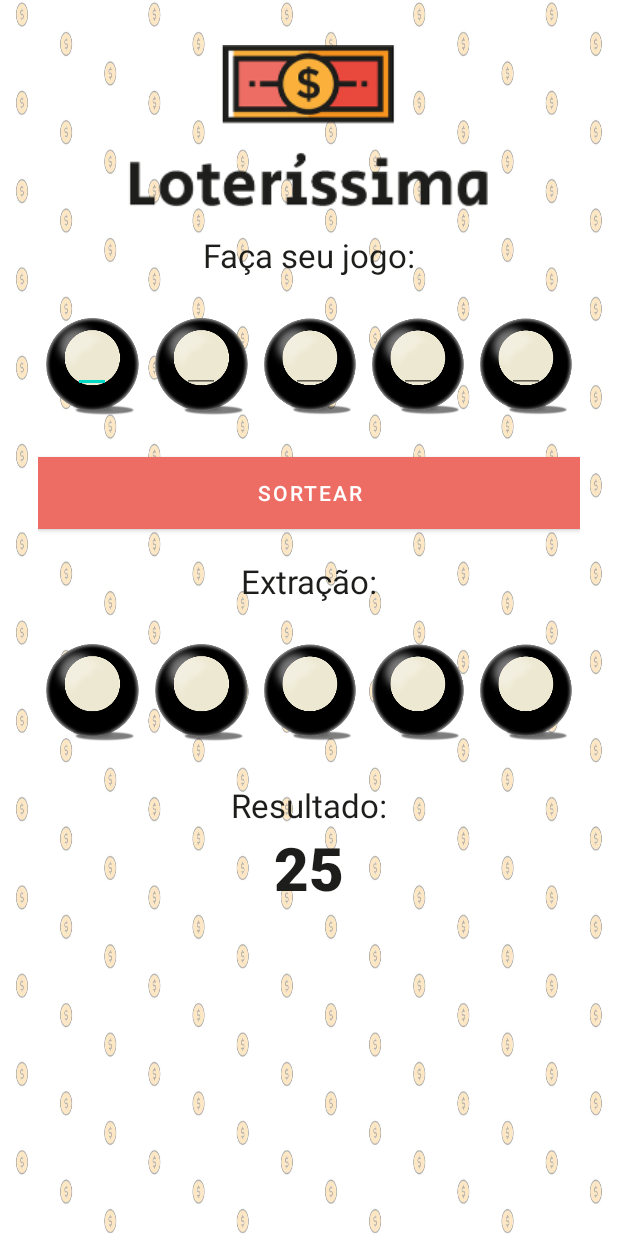
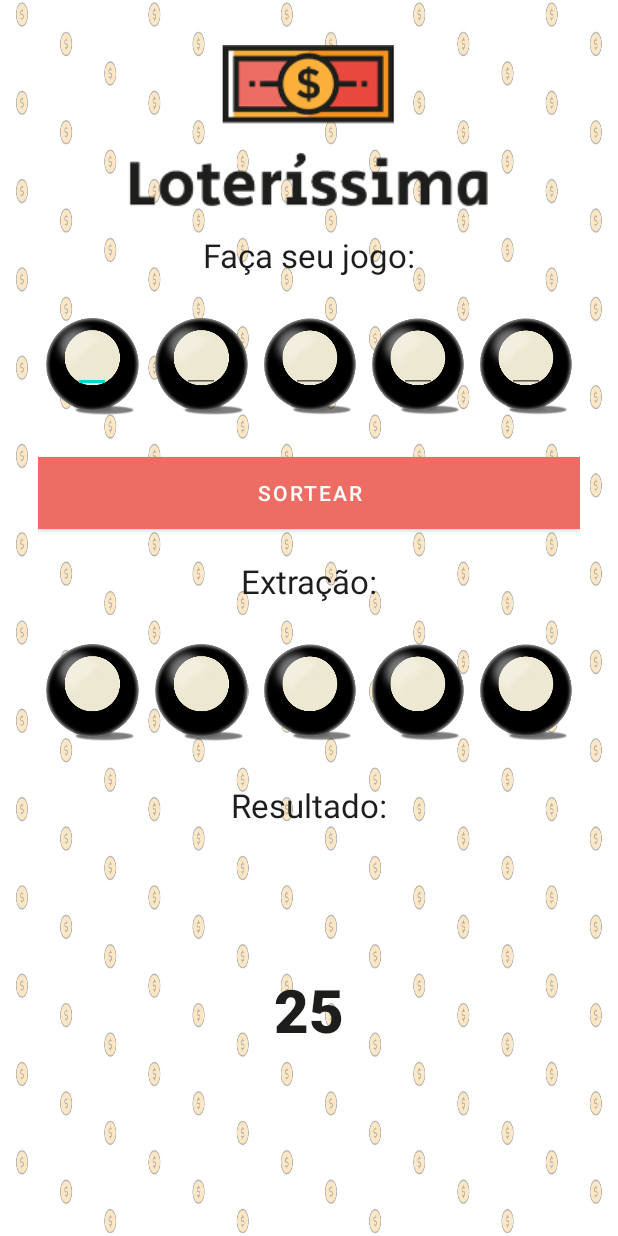
Before and after one commit to darayve/loterissima, an Android app: the screen it shows after launch (MainActivity), after a tap on "SORTEAR", on a phone screen of 412 x 824 dp. Run offline under Robolectric (Android 15) with nearby library versions, the phone set to English and light mode, and no system bars.

Commit message:
:tada: botão reset e toggle visibilidade dos resultados

```diff
--- a/app/src/main/java/com/example/lottoapp/MainActivity.java
+++ b/app/src/main/java/com/example/lottoapp/MainActivity.java
@@ -1,6 +1,7 @@
 package com.example.lottoapp;
 
 import androidx.appcompat.app.AppCompatActivity;
+import androidx.core.content.ContextCompat;
 
 import android.content.Context;
 import android.os.Bundle;
@@ -8,6 +9,7 @@ import android.text.TextUtils;
 import android.view.View;
 import android.widget.Button;
 import android.widget.EditText;
+import android.widget.LinearLayout;
 import android.widget.TextView;
 import android.widget.Toast;
 
@@ -15,7 +17,7 @@ import java.util.Random;
 
 public class MainActivity extends AppCompatActivity {
     // Views
-    private TextView resultBall1, resultBall2, resultBall3, resultBall4, resultBall5, resultPoints;
+    private TextView resultBall1, resultBall2, resultBall3, resultBall4, resultBall5, resultPoints, extractionLabel, pointsLabel;
     private EditText editBall_1, editBall_2, editBall_3, editBall_4, editBall_5;
     private Button playButton;
 
@@ -31,6 +33,7 @@ public class MainActivity extends AppCompatActivity {
     Context context;
 
     // Others
+    LinearLayout resultBallsView;
 
     @Override
     protected void onCreate(Bundle savedInstanceState) {
@@ -40,24 +43,97 @@ public class MainActivity extends AppCompatActivity {
         context = getApplicationContext();
 
         playButton.setOnClickListener(v -> {
-            getTextFromUserBalls();
-            checkAll();
-            getTextFromUserBalls();
-            getTextFromGeneratedBalls();
-            resultPoints.setText(String.valueOf(getResultPoints()));
+            if (playButton.getText().toString().contentEquals("Sortear")) playTheGame();
+            else reset();
         });
+    }
+
+    private void playTheGame() {
+        getTextFromUserBalls();
+        checkAll();
+        getTextFromUserBalls();
+        getTextFromGeneratedBalls();
+        resultPoints.setText(String.valueOf(getResultPoints()));
+        toggleResultsVisibility();
+    }
+
+    private void toggleResultsVisibility() {
+        if (extractionLabel.isShown()) setLowerSectionInvisible();
+        else setLowerSectionVisible();
+    }
+
+    private void setLowerSectionVisible() {
+        extractionLabel.setVisibility(View.VISIBLE);
+        resultBallsView.setVisibility(View.VISIBLE);
+        pointsLabel.setVisibility(View.VISIBLE);
+        resultPoints.setVisibility(View.VISIBLE);
+    }
+
+    private void setLowerSectionInvisible() {
+        extractionLabel.setVisibility(View.INVISIBLE);
+        resultBallsView.setVisibility(View.INVISIBLE);
+        pointsLabel.setVisibility(View.INVISIBLE);
+        resultPoints.setVisibility(View.INVISIBLE);
+    }
+
+    private void reset() {
+        setTextColorToBlack();
+        resetUserInputs();
+        resetGeneratedNumbers();
+        toggleResultsVisibility();
+        playButton.setText(R.string.play_button);
+    }
+
+    private void resetUserInputs() {
+        resultBall1.setText("");
+        resultBall2.setText("");
+        resultBall3.setText("");
+        resultBall4.setText("");
+        resultBall5.setText("");
+        resultPoints.setText("0");
+    }
+
+    private void resetGeneratedNumbers() {
+        editBall_1.setText(null);
+        editBall_2.setText(null);
+        editBall_3.setText(null);
+        editBall_4.setText(null);
+        editBall_5.setText(null);
+    }
+
+    private void setTextColorToBlack() {
+        resultBall1.setTextColor(ContextCompat.getColor(context, R.color.black));
+        resultBall2.setTextColor(ContextCompat.getColor(context, R.color.black));
+        resultBall3.setTextColor(ContextCompat.getColor(context, R.color.black));
+        resultBall4.setTextColor(ContextCompat.getColor(context, R.color.black));
+        resultBall5.setTextColor(ContextCompat.getColor(context, R.color.black));
     }
 
     private int getResultPoints() {
         int points = 0;
 
         for (String allBallValue : allBallValues) {
-            for (String randomNumber : randomNumbers) {
-                if (allBallValue.equals(randomNumber)) points++;
+            for (int j = 0; j < randomNumbers.length; j++) {
+                if (allBallValue.equals(randomNumbers[j])) {
+                    points++;
+                    changeNumbersColor(j + 1);
+                }
             }
         }
 
         return points;
+    }
+
+    private void changeNumbersColor(int arrayPosition) {
+        if (arrayPosition == 1) setTextColorToOrange(resultBall1);
+        if (arrayPosition == 2) setTextColorToOrange(resultBall2);
+        if (arrayPosition == 3) setTextColorToOrange(resultBall3);
+        if (arrayPosition == 4) setTextColorToOrange(resultBall4);
+        if (arrayPosition == 5) setTextColorToOrange(resultBall5);
+    }
+
+    private void setTextColorToOrange(TextView txt) {
+        txt.setTextColor(ContextCompat.getColor(context, R.color.dark_orange));
     }
 
     private void checkAll() {
@@ -65,6 +141,7 @@ public class MainActivity extends AppCompatActivity {
 
         if (isNumbersOk) {
             generateNumbers();
+            playButton.setText(R.string.reset_button);
         } else {
             fillCorrectlyToast = Toast.makeText(context, "Preencha corretamente", duration);
             fillCorrectlyToast.show();
@@ -163,6 +240,10 @@ public class MainActivity extends AppCompatActivity {
         resultBall4 = findViewById(R.id.result4);
         resultBall5 = findViewById(R.id.result5);
 
+        extractionLabel = findViewById(R.id.extraction);
+        resultBallsView = findViewById(R.id.result_balls);
+        pointsLabel = findViewById(R.id.points_label);
+
         resultPoints = findViewById(R.id.points);
     }
 }
--- a/app/src/main/res/layout/activity_main.xml
+++ b/app/src/main/res/layout/activity_main.xml
@@ -197,13 +197,15 @@
         android:id="@+id/extraction"
         android:layout_width="match_parent"
         android:layout_height="wrap_content"
+        android:layout_marginVertical="20dp"
         android:text="@string/extraction"
         android:textAlignment="center"
         android:textColor="@color/black"
         android:textSize="22sp"
-        android:layout_marginVertical="20dp"
-        app:layout_constraintTop_toBottomOf="@+id/play_button"
-        tools:layout_editor_absoluteX="-25dp" />
+        android:visibility="invisible"
+        app:layout_constraintEnd_toEndOf="parent"
+        app:layout_constraintStart_toStartOf="parent"
+        app:layout_constraintTop_toBottomOf="@+id/play_button" />
 
     <!-- Result balls -->
     <LinearLayout
@@ -212,7 +214,9 @@
         android:layout_height="120dp"
         android:baselineAligned="false"
         android:orientation="horizontal"
-        tools:layout_editor_absoluteX="25dp"
+        android:visibility="invisible"
+        app:layout_constraintEnd_toEndOf="parent"
+        app:layout_constraintStart_toStartOf="parent"
         app:layout_constraintTop_toBottomOf="@+id/extraction">
 
         <RelativeLayout
@@ -236,8 +240,8 @@
                 android:layout_centerHorizontal="true"
                 android:layout_centerVertical="true"
                 android:text=""
+                android:textAlignment="center"
                 android:textColor="@color/black"
-                android:textAlignment="center"
                 android:textSize="14sp" />
         </RelativeLayout>
 
@@ -262,8 +266,8 @@
                 android:layout_centerHorizontal="true"
                 android:layout_centerVertical="true"
                 android:text=""
+                android:textAlignment="center"
                 android:textColor="@color/black"
-                android:textAlignment="center"
                 android:textSize="14sp" />
         </RelativeLayout>
 
@@ -288,8 +292,8 @@
                 android:layout_centerHorizontal="true"
                 android:layout_centerVertical="true"
                 android:text=""
+                android:textAlignment="center"
                 android:textColor="@color/black"
-                android:textAlignment="center"
                 android:textSize="14sp" />
         </RelativeLayout>
 
@@ -314,8 +318,8 @@
                 android:layout_centerHorizontal="true"
                 android:layout_centerVertical="true"
                 android:text=""
+                android:textAlignment="center"
                 android:textColor="@color/black"
-                android:textAlignment="center"
                 android:textSize="14sp" />
         </RelativeLayout>
 
@@ -340,8 +344,8 @@
                 android:layout_centerHorizontal="true"
                 android:layout_centerVertical="true"
                 android:text=""
+                android:textAlignment="center"
                 android:textColor="@color/black"
-                android:textAlignment="center"
                 android:textSize="14sp" />
         </RelativeLayout>
     </LinearLayout>
@@ -355,8 +359,10 @@
         android:textAlignment="center"
         android:textColor="@color/black"
         android:textSize="22sp"
-        app:layout_constraintTop_toBottomOf="@+id/result_balls"
-        tools:layout_editor_absoluteX="-25dp" />
+        android:visibility="invisible"
+        app:layout_constraintEnd_toEndOf="parent"
+        app:layout_constraintStart_toStartOf="parent"
+        app:layout_constraintTop_toBottomOf="@+id/result_balls" />
 
     <TextView
         android:id="@+id/points"
@@ -367,7 +373,10 @@
         android:textAlignment="center"
         android:textColor="@color/black"
         android:textSize="40sp"
-        app:layout_constraintTop_toBottomOf="@+id/points_label"
-        tools:layout_editor_absoluteX="-25dp" />
+        android:visibility="invisible"
+        app:layout_constraintBottom_toBottomOf="parent"
+        app:layout_constraintEnd_toEndOf="parent"
+        app:layout_constraintStart_toStartOf="parent"
+        app:layout_constraintTop_toBottomOf="@+id/points_label" />
 
 </androidx.constraintlayout.widget.ConstraintLayout>
--- a/app/src/main/res/values/strings.xml
+++ b/app/src/main/res/values/strings.xml
@@ -2,6 +2,7 @@
     <string name="app_name">Loteríssima</string>
     <string name="instructions">Faça seu jogo:</string>
     <string name="play_button">Sortear</string>
+    <string name="reset_button">Reset</string>
     <string name="logo_description">Logo do Loterissima</string>
     <string name="balls_description">Bola 8 billiard</string>
     <string name="autofill_hint"></string>
```
